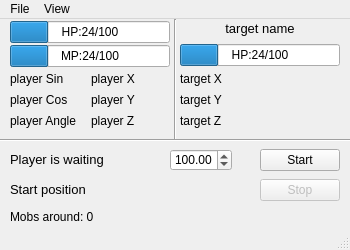
Old version of the form autoage.ui in the repository Unknown0156/Autoage.
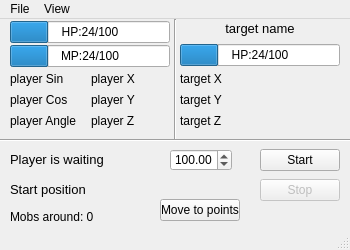
New version of the form.

```diff
--- a/autoage.ui
+++ b/autoage.ui
@@ -383,6 +383,19 @@
      <double>100.000000000000000</double>
     </property>
    </widget>
+   <widget class="QPushButton" name="pointsMove">
+    <property name="geometry">
+     <rect>
+      <x>160</x>
+      <y>180</y>
+      <width>80</width>
+      <height>22</height>
+     </rect>
+    </property>
+    <property name="text">
+     <string>Move to points</string>
+    </property>
+   </widget>
   </widget>
   <widget class="QMenuBar" name="menubar">
    <property name="geometry">
```
Left out of the diff: 17 changed lines with no effect on the pictures.
